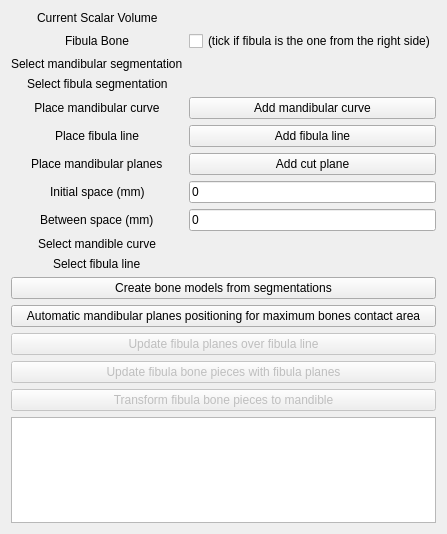
SlicerIGT/SlicerBoneReconstructionPlanner, file BoneReconstructionPlanner/Resources/UI/BoneReconstructionPlanner.ui: the form before one commit.
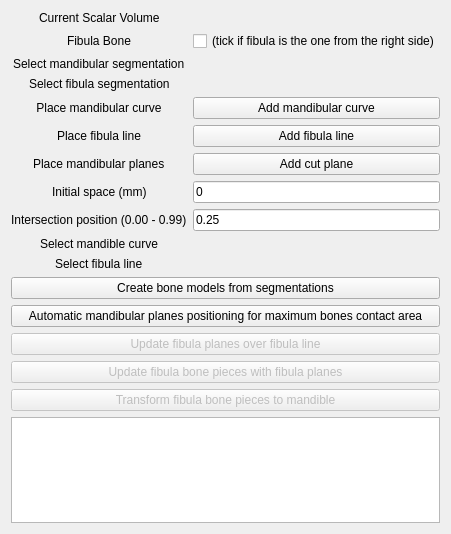
The form after the commit. Custom widgets are drawn as their Qt base class.

Commit message: add automatic bone segments distancing functionality Fixes #17 Fixes #8

```diff
--- a/BoneReconstructionPlanner/Resources/UI/BoneReconstructionPlanner.ui
+++ b/BoneReconstructionPlanner/Resources/UI/BoneReconstructionPlanner.ui
@@ -6,7 +6,7 @@
    <rect>
     <x>0</x>
     <y>0</y>
-    <width>379</width>
+    <width>405</width>
     <height>534</height>
    </rect>
   </property>
@@ -145,14 +145,14 @@
      <item row="9" column="0">
       <widget class="QLabel" name="label_5">
        <property name="text">
-        <string>Between space (mm)</string>
+        <string>Intersection position (0.00 - 0.99)</string>
        </property>
       </widget>
      </item>
      <item row="9" column="1">
       <widget class="QLineEdit" name="betweenLineEdit">
        <property name="text">
-        <string>0</string>
+        <string>0.25</string>
        </property>
       </widget>
      </item>
```
Left out of the diff: 2 changed lines with no effect on the pictures. The commit also changes 1 other file.
